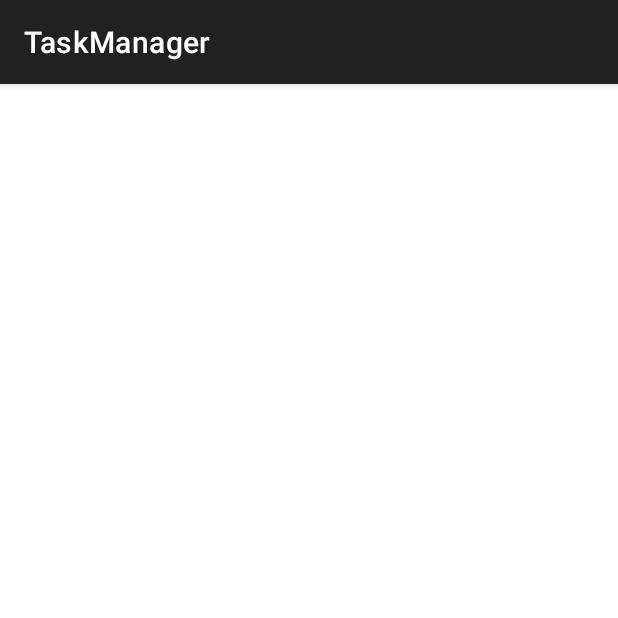
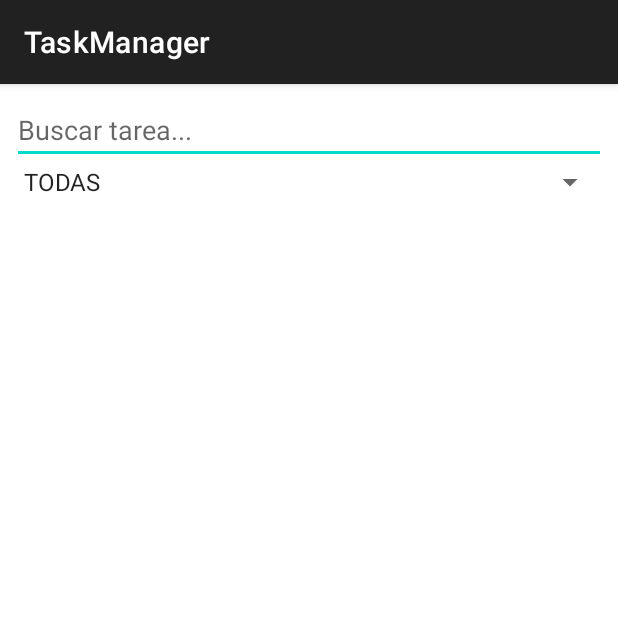
Before and after one commit to utn-app-movil/exercise-g2, an Android app: the TaskListActivity screen opened directly, with no data from a screen before it, on a phone screen of 412 x 824 dp, the top half of it. Run offline under Robolectric (Android 15) with nearby library versions, the phone set to English and light mode, and no system bars.

Commit message:
Practica en clase finalizada

```diff
--- a/TaskManager/app/src/main/AndroidManifest.xml
+++ b/TaskManager/app/src/main/AndroidManifest.xml
@@ -45,6 +45,10 @@
                 android:name="android.support.PARENT_ACTIVITY"
                 android:value=".MainActivity" />
         </activity>
+        <activity
+            android:name=".TaskStatsActivity"
+            android:exported="false"
+            android:windowSoftInputMode="adjustResize">
+        </activity>
     </application>
-
 </manifest>
--- a/TaskManager/app/src/main/java/cr/ac/utn/taskmanager/MainActivity.kt
+++ b/TaskManager/app/src/main/java/cr/ac/utn/taskmanager/MainActivity.kt
@@ -63,5 +63,11 @@ class MainActivity : AppCompatActivity() {
             util.openActivity(this
                 , TaskListActivity::class.java)
         })
+
+        val btnOpenTaskStats: Button = findViewById<Button>(R.id.btnTaskStats_main)
+        btnOpenTaskStats.setOnClickListener(View.OnClickListener{ view ->
+            util.openActivity(this
+                , TaskStatsActivity::class.java)
+        })
     }
 }
--- a/TaskManager/app/src/main/java/cr/ac/utn/taskmanager/TaskListActivity.kt
+++ b/TaskManager/app/src/main/java/cr/ac/utn/taskmanager/TaskListActivity.kt
@@ -1,19 +1,32 @@
 package cr.ac.utn.taskmanager
 
 import android.os.Bundle
+import android.view.View
+import android.widget.AdapterView
+import android.widget.ArrayAdapter
+import android.widget.EditText
+import android.widget.Spinner
 import androidx.activity.enableEdgeToEdge
 import androidx.appcompat.app.AppCompatActivity
 import androidx.core.view.ViewCompat
 import androidx.core.view.WindowInsetsCompat
+import androidx.core.widget.addTextChangedListener
 import androidx.recyclerview.widget.LinearLayoutManager
 import androidx.recyclerview.widget.RecyclerView
-import cr.ac.utn.taskmanager.data.memory.TaskMemoryManager
 import cr.ac.utn.taskmanager.domain.model.Task
 import cr.ac.utn.taskmanager.util.EXTRA_MESSAGE_ID
 import cr.ac.utn.taskmanager.util.util
 import cr.ac.utn.taskmanager.viewmodel.TaskViewModel
+import androidx.recyclerview.widget.ItemTouchHelper
+import com.google.android.material.snackbar.Snackbar
 
 class TaskListActivity : AppCompatActivity(), OnItemClickListener {
+
+    private lateinit var recycler: RecyclerView
+    private lateinit var txtSearch: EditText
+    private lateinit var spStatus: Spinner
+
+    private var currentTasks: List<Task> = listOf()
 
     override fun onCreate(savedInstanceState: Bundle?) {
         super.onCreate(savedInstanceState)
@@ -25,12 +38,64 @@ class TaskListActivity : AppCompatActivity(), OnItemClickListener {
             insets
         }
 
-        val recycler= findViewById<RecyclerView>(R.id.rvTasks_List)
-        val taskAdapter = TaskListAdapter(TaskViewModel.getTasks(),
-            this)
-        val layoutManager = LinearLayoutManager(applicationContext)
-        recycler.layoutManager = layoutManager
-        recycler.adapter = taskAdapter
+        recycler = findViewById(R.id.rvTasks_List)
+        txtSearch = findViewById(R.id.txtSearch_List)
+        spStatus = findViewById(R.id.spStatus_List)
+
+        recycler.layoutManager = LinearLayoutManager(applicationContext)
+
+        val options = arrayOf("TODAS", "PENDING", "IN_PROGRESS", "COMPLETED", "CANCELLED")
+        val statusAdapter = ArrayAdapter(this, android.R.layout.simple_spinner_item, options)
+        statusAdapter.setDropDownViewResource(android.R.layout.simple_spinner_dropdown_item)
+        spStatus.adapter = statusAdapter
+
+        txtSearch.addTextChangedListener {
+            filterTasks(txtSearch.text.toString(), spStatus.selectedItem.toString())
+        }
+
+        spStatus.onItemSelectedListener = object : AdapterView.OnItemSelectedListener {
+            override fun onItemSelected(parent: AdapterView<*>?, view: View?,
+                                        position: Int, id: Long) {
+                filterTasks(txtSearch.text.toString(), spStatus.selectedItem.toString())
+            }
+
+            override fun onNothingSelected(parent: AdapterView<*>?) {}
+        }
+
+        filterTasks("", "TODAS")
+
+        val swipeCallback = object : ItemTouchHelper.SimpleCallback(
+            0, ItemTouchHelper.LEFT or ItemTouchHelper.RIGHT) {
+
+            override fun onMove(recyclerView: RecyclerView,
+                                viewHolder: RecyclerView.ViewHolder,
+                                target: RecyclerView.ViewHolder): Boolean {
+                return false
+            }
+
+            override fun onSwiped(viewHolder: RecyclerView.ViewHolder, direction: Int) {
+                val task = currentTasks[viewHolder.bindingAdapterPosition]
+                TaskViewModel.removeTask(task.id)
+                filterTasks(txtSearch.text.toString(), spStatus.selectedItem.toString())
+
+                Snackbar.make(recycler, R.string.TextDeleteSuccess, Snackbar.LENGTH_LONG)
+                    .setAction(R.string.TextSnackbar) {
+                        TaskViewModel.saveTask(task)
+                        filterTasks(txtSearch.text.toString(), spStatus.selectedItem.toString())
+                    }.show()
+            }
+        }
+        ItemTouchHelper(swipeCallback).attachToRecyclerView(recycler)
+    }
+
+    private fun filterTasks(text: String, status: String) {
+        val filtered = TaskViewModel.getTasks().filter { task ->
+            val matchText = task.title.contains(text.trim(), ignoreCase = true)
+            val matchStatus = status == "TODAS" || task.status.name == status
+            matchText && matchStatus
+        }
+        currentTasks = filtered
+        recycler.adapter = TaskListAdapter(filtered, this)
     }
 
     override fun onItemClick(task: Task) {
--- a/TaskManager/app/src/main/java/cr/ac/utn/taskmanager/data/memory/TaskMemoryManager.kt
+++ b/TaskManager/app/src/main/java/cr/ac/utn/taskmanager/data/memory/TaskMemoryManager.kt
@@ -10,7 +10,7 @@ class TaskMemoryManager: ITaskRepository {
     }
 
     override fun deleteTask(id: String) {
-        tasks.removeIf { it.id == id }
+        tasks.removeIf { it.id.trim() == id.trim() }
     }
 
     override fun updateTask(task: Task) {
@@ -21,7 +21,7 @@ class TaskMemoryManager: ITaskRepository {
     override fun getTasks() = tasks
 
     override fun getById(id: String): Task? {
-        val result = tasks.filter { it.id == id }
+        val result = tasks.filter { it.id.trim() == id.trim() }
         return if(result.any()) result[0] else null
     }
 }
--- a/TaskManager/app/src/main/res/layout/activity_task_list.xml
+++ b/TaskManager/app/src/main/res/layout/activity_task_list.xml
@@ -7,12 +7,34 @@
     android:layout_height="match_parent"
     tools:context=".TaskListActivity">
 
+    <EditText
+        android:id="@+id/txtSearch_List"
+        android:layout_width="0dp"
+        android:layout_height="wrap_content"
+        android:layout_margin="8dp"
+        android:hint="@string/TextSearchHint"
+        android:inputType="text"
+        app:layout_constraintEnd_toEndOf="parent"
+        app:layout_constraintStart_toStartOf="parent"
+        app:layout_constraintTop_toTopOf="parent" />
+
+    <Spinner
+        android:id="@+id/spStatus_List"
+        android:layout_width="0dp"
+        android:layout_height="wrap_content"
+        android:layout_marginStart="8dp"
+        android:layout_marginEnd="8dp"
+        app:layout_constraintEnd_toEndOf="parent"
+        app:layout_constraintStart_toStartOf="parent"
+        app:layout_constraintTop_toBottomOf="@+id/txtSearch_List" />
+
     <androidx.recyclerview.widget.RecyclerView
         android:id="@+id/rvTasks_List"
-        android:layout_width="match_parent"
-        android:layout_height="match_parent"
+        android:layout_width="0dp"
+        android:layout_height="0dp"
+        android:layout_marginTop="8dp"
         app:layout_constraintBottom_toBottomOf="parent"
         app:layout_constraintEnd_toEndOf="parent"
         app:layout_constraintStart_toStartOf="parent"
-        app:layout_constraintTop_toTopOf="parent" />
+        app:layout_constraintTop_toBottomOf="@+id/spStatus_List" />
 </androidx.constraintlayout.widget.ConstraintLayout>
```
Also changed, not shown: TaskManager/app/src/main/java/cr/ac/utn/taskmanager/TaskActivity.kt (+11 -7 lines), TaskManager/app/src/main/java/cr/ac/utn/taskmanager/TaskStatsActivity.kt (added, +36 -0 lines), TaskManager/app/src/main/java/cr/ac/utn/taskmanager/viewmodel/TaskViewModel.kt (+16 -0 lines), TaskManager/app/src/main/res/layout/activity_main.xml (+10 -0 lines), TaskManager/app/src/main/res/layout/activity_task_stats.xml (added, +87 -0 lines), TaskManager/app/src/main/res/values/strings.xml (+10 -2 lines), 1 other file.
